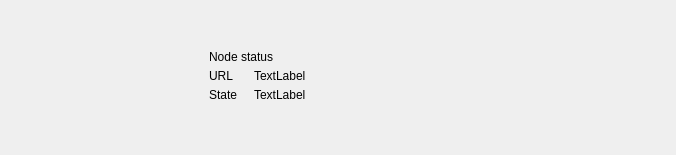
Before: the Qt Designer form src/Gui/Overview/OverviewHeaderFrame.ui in Karbovanets/Karbo-lite, drawn with Qt 5; both pictures show x 392 to 1068 and y 0 to 155 of the 1068 by 155 pixel window.
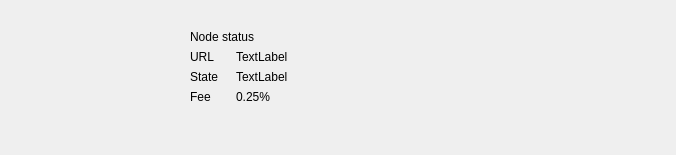
After: the same form once the commit is applied. Icons and pictures are not drawn. Custom widgets are drawn as their Qt base class.

What changed in the file:
```diff
--- a/src/Gui/Overview/OverviewHeaderFrame.ui
+++ b/src/Gui/Overview/OverviewHeaderFrame.ui
@@ -299,17 +299,31 @@
      <property name="frameShadow">
       <enum>QFrame::Raised</enum>
      </property>
-     <layout class="QGridLayout" name="gridLayout_3" columnstretch="0,0,0,0,0,0">
-      <property name="leftMargin">
-       <number>30</number>
-      </property>
-      <property name="topMargin">
-       <number>25</number>
-      </property>
-      <property name="spacing">
-       <number>5</number>
-      </property>
-      <item row="3" column="2">
+     <layout class="QGridLayout" name="gridLayout_2">
+      <item row="0" column="0" colspan="5">
+       <spacer name="verticalSpacer_5">
+        <property name="orientation">
+         <enum>Qt::Vertical</enum>
+        </property>
+        <property name="sizeHint" stdset="0">
+         <size>
+          <width>20</width>
+          <height>40</height>
+         </size>
+        </property>
+       </spacer>
+      </item>
+      <item row="1" column="2" colspan="2">
+       <widget class="WalletGui::WalletHeaderLabel" name="label_9">
+        <property name="text">
+         <string>Node status</string>
+        </property>
+        <property name="indent">
+         <number>0</number>
+        </property>
+       </widget>
+      </item>
+      <item row="2" column="2">
        <widget class="WalletGui::WalletSmallBlackTextLabel" name="m_overviewNodeTextLabel">
         <property name="minimumSize">
          <size>
@@ -331,7 +345,7 @@
         </property>
        </widget>
       </item>
-      <item row="3" column="3">
+      <item row="2" column="3" rowspan="2">
        <widget class="WalletGui::WalletNormalBlackTextLabel" name="m_overviewMasternode">
         <property name="text">
          <string>TextLabel</string>
@@ -344,6 +358,35 @@
         </property>
        </widget>
       </item>
+      <item row="2" column="4" rowspan="3">
+       <spacer name="horizontalSpacer_3">
+        <property name="orientation">
+         <enum>Qt::Horizontal</enum>
+        </property>
+        <property name="sizeHint" stdset="0">
+         <size>
+          <width>40</width>
+          <height>20</height>
+         </size>
+        </property>
+       </spacer>
+      </item>
+      <item row="3" column="2">
+       <spacer name="verticalSpacer_9">
+        <property name="orientation">
+         <enum>Qt::Vertical</enum>
+        </property>
+        <property name="sizeType">
+         <enum>QSizePolicy::Fixed</enum>
+        </property>
+        <property name="sizeHint" stdset="0">
+         <size>
+          <width>20</width>
+          <height>0</height>
+         </size>
+        </property>
+       </spacer>
+      </item>
       <item row="4" column="2">
        <widget class="WalletGui::WalletSmallBlackTextLabel" name="m_overviewNodeStateTextLabel">
         <property name="minimumSize">
@@ -360,22 +403,6 @@
         </property>
        </widget>
       </item>
-      <item row="3" column="2" colspan="3">
-       <spacer name="verticalSpacer_9">
-        <property name="orientation">
-         <enum>Qt::Vertical</enum>
-        </property>
-        <property name="sizeType">
-         <enum>QSizePolicy::Fixed</enum>
-        </property>
-        <property name="sizeHint" stdset="0">
-         <size>
-          <width>20</width>
-          <height>0</height>
-         </size>
-        </property>
-       </spacer>
-      </item>
       <item row="4" column="3">
        <widget class="WalletGui::WalletNormalBlackTextLabel" name="m_overviewConnectionState">
         <property name="text">
@@ -386,33 +413,31 @@
         </property>
        </widget>
       </item>
-      <item row="1" column="1" rowspan="5">
-       <spacer name="horizontalSpacer_6">
-        <property name="orientation">
-         <enum>Qt::Horizontal</enum>
-        </property>
-        <property name="sizeType">
-         <enum>QSizePolicy::Fixed</enum>
-        </property>
-        <property name="sizeHint" stdset="0">
-         <size>
-          <width>20</width>
-          <height>20</height>
-         </size>
-        </property>
-       </spacer>
-      </item>
       <item row="5" column="2">
-       <widget class="WalletGui::WalletSmallBlackTextLabel" name="m_overviewNodeVersionTextLabel">
+       <widget class="WalletGui::WalletSmallBlackTextLabel" name="m_overviewNodeFeeTextLabel">
         <property name="text">
-         <string/>
-        </property>
-        <property name="indent">
-         <number>0</number>
+         <string>Fee</string>
         </property>
        </widget>
       </item>
       <item row="5" column="3">
+       <widget class="WalletGui::WalletNormalBlackTextLabel" name="m_overviewNodeFeeLabel">
+        <property name="text">
+         <string>0.25%</string>
+        </property>
+       </widget>
+      </item>
+      <item row="6" column="2">
+       <widget class="WalletGui::WalletSmallBlackTextLabel" name="m_overviewNodeVersionTextLabel">
+        <property name="text">
+         <string/>
+        </property>
+        <property name="indent">
+         <number>0</number>
+        </property>
+       </widget>
+      </item>
+      <item row="6" column="3">
        <widget class="WalletGui::WalletSmallBlackTextLabel" name="m_overviewNodeVersionLabel">
         <property name="text">
          <string/>
@@ -425,30 +450,20 @@
         </property>
        </widget>
       </item>
-      <item row="3" column="5" rowspan="3">
-       <spacer name="horizontalSpacer_3">
+      <item row="7" column="0" colspan="5">
+       <spacer name="verticalSpacer_6">
         <property name="orientation">
-         <enum>Qt::Horizontal</enum>
+         <enum>Qt::Vertical</enum>
         </property>
         <property name="sizeHint" stdset="0">
          <size>
-          <width>40</width>
-          <height>20</height>
+          <width>20</width>
+          <height>40</height>
          </size>
         </property>
        </spacer>
       </item>
-      <item row="1" column="2" colspan="4">
-       <widget class="WalletGui::WalletHeaderLabel" name="label_9">
-        <property name="text">
-         <string>Node status</string>
-        </property>
-        <property name="indent">
-         <number>0</number>
-        </property>
-       </widget>
-      </item>
-      <item row="1" column="0" rowspan="5">
+      <item row="1" column="0" rowspan="6">
        <widget class="QLabel" name="m_overviewNodeIconLabel">
         <property name="text">
          <string/>
@@ -458,28 +473,18 @@
         </property>
        </widget>
       </item>
-      <item row="6" column="0" colspan="6">
-       <spacer name="verticalSpacer_6">
+      <item row="1" column="1" rowspan="6">
+       <spacer name="horizontalSpacer_6">
         <property name="orientation">
-         <enum>Qt::Vertical</enum>
+         <enum>Qt::Horizontal</enum>
         </property>
-        <property name="sizeHint" stdset="0">
-         <size>
-          <width>20</width>
-          <height>40</height>
-         </size>
+        <property name="sizeType">
+         <enum>QSizePolicy::Fixed</enum>
         </property>
-       </spacer>
-      </item>
-      <item row="0" column="0" colspan="6">
-       <spacer name="verticalSpacer_5">
-        <property name="orientation">
-         <enum>Qt::Vertical</enum>
-        </property>
         <property name="sizeHint" stdset="0">
          <size>
           <width>20</width>
-          <height>40</height>
+          <height>20</height>
          </size>
         </property>
        </spacer>
@@ -490,6 +495,11 @@
   </layout>
  </widget>
  <customwidgets>
+  <customwidget>
+   <class>WalletGui::WalletHeaderLabel</class>
+   <extends>QLabel</extends>
+   <header>Gui/Common/WalletTextLabel.h</header>
+  </customwidget>
   <customwidget>
    <class>WalletGui::WalletSmallGrayTextLabel</class>
    <extends>QLabel</extends>
@@ -500,11 +510,6 @@
    <extends>QLabel</extends>
    <header>Gui/Common/CopyMagicLabel.h</header>
   </customwidget>
-  <customwidget>
-   <class>WalletGui::WalletHeaderLabel</class>
-   <extends>QLabel</extends>
-   <header>Gui/Common/WalletTextLabel.h</header>
-  </customwidget>
   <customwidget>
    <class>WalletGui::WalletNormalGrayTextLabel</class>
    <extends>QLabel</extends>
```
